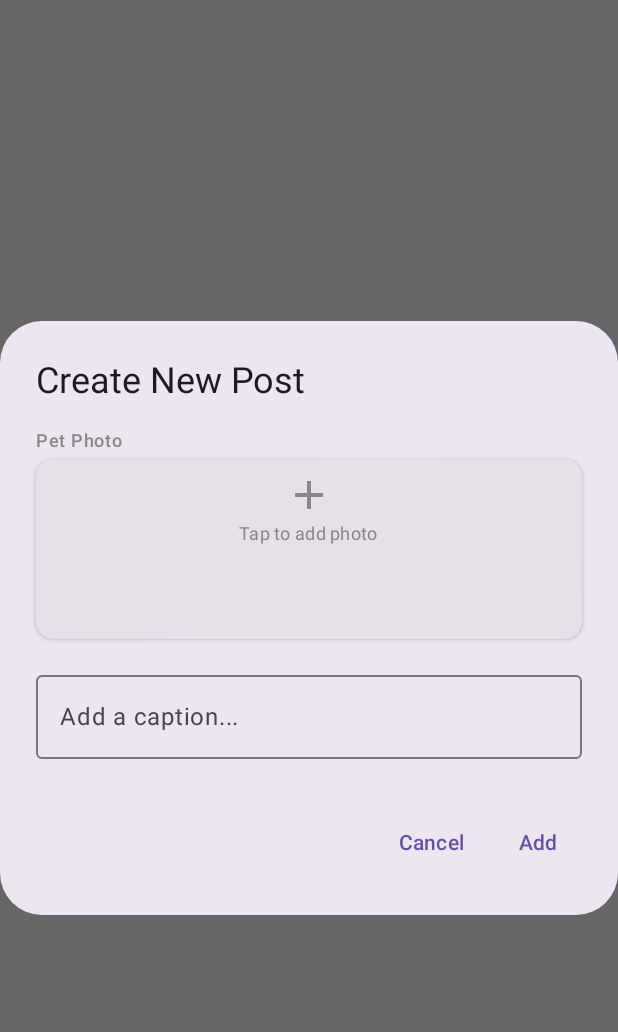
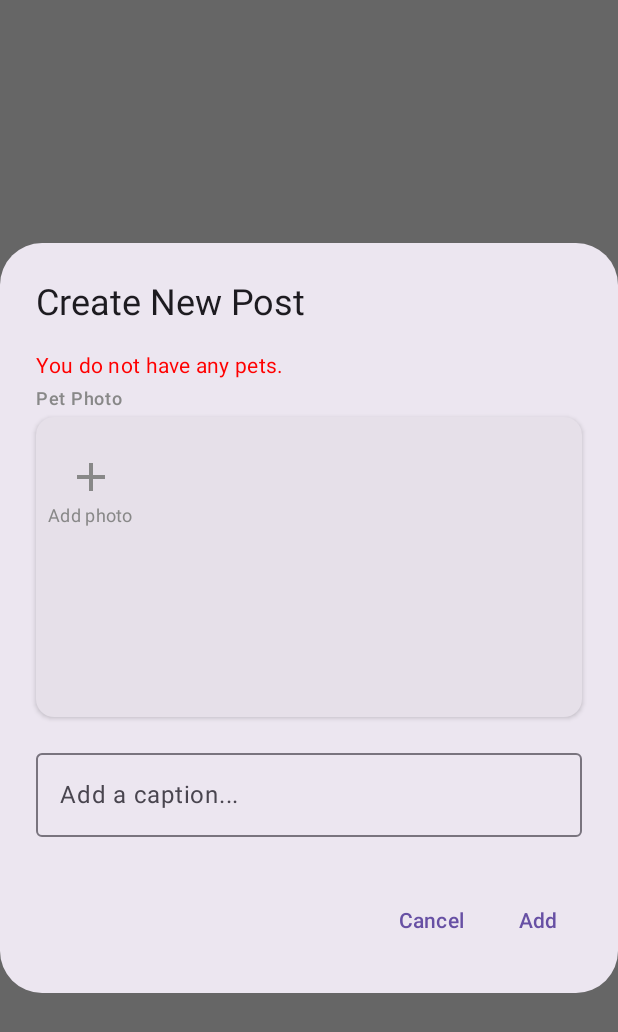
Before and after one commit to Aleck-Sun/CS446-Project, an Android app built with Jetpack Compose: the @Preview function CreatePostDialogPreview, on a phone screen of 412 x 824 dp. Shown: the top 1032 px of the screen. Run offline under Robolectric (Android 15) with nearby library versions, the phone set to English and light mode, and no system bars.

Commit message:
Functional UI for creating post

```diff
--- a/app/src/main/java/com/example/cs446/backend/data/model/Pet.kt
+++ b/app/src/main/java/com/example/cs446/backend/data/model/Pet.kt
@@ -9,7 +9,7 @@ data class Pet(
     val name: String,
     val species: Int, // TODO: This should be an enum, once we actually start working on pet logic
     val breed: String?,
-    @Json(name = "creator_id") val creatorId: UUID,
+    @Json(name = "created_by") val createdBy: UUID,
     val birthdate: Instant,
     val weight: Double,
     @Json(name = "image_url") val imageUrl: String? = null
--- a/app/src/main/java/com/example/cs446/ui/pages/main/feed/CreatePostDialog.kt
+++ b/app/src/main/java/com/example/cs446/ui/pages/main/feed/CreatePostDialog.kt
@@ -4,6 +4,7 @@ import android.net.Uri
 import androidx.activity.compose.rememberLauncherForActivityResult
 import androidx.activity.result.contract.ActivityResultContracts
 import androidx.compose.foundation.Image
+import androidx.compose.foundation.border
 import androidx.compose.foundation.clickable
 import androidx.compose.foundation.layout.Arrangement
 import androidx.compose.foundation.layout.Box
@@ -13,6 +14,9 @@ import androidx.compose.foundation.layout.fillMaxWidth
 import androidx.compose.foundation.layout.height
 import androidx.compose.foundation.layout.padding
 import androidx.compose.foundation.layout.size
+import androidx.compose.foundation.lazy.grid.GridCells
+import androidx.compose.foundation.lazy.grid.LazyVerticalGrid
+import androidx.compose.foundation.lazy.grid.itemsIndexed
 import androidx.compose.foundation.shape.RoundedCornerShape
 import androidx.compose.material.icons.Icons
 import androidx.compose.material.icons.filled.Add
@@ -26,6 +30,7 @@ import androidx.compose.material3.Text
 import androidx.compose.material3.TextButton
 import androidx.compose.runtime.Composable
 import androidx.compose.runtime.getValue
+import androidx.compose.runtime.mutableStateListOf
 import androidx.compose.runtime.mutableStateOf
 import androidx.compose.runtime.remember
 import androidx.compose.runtime.setValue
@@ -39,18 +44,21 @@ import androidx.compose.ui.tooling.preview.Preview
 import androidx.compose.ui.unit.dp
 import androidx.compose.ui.unit.sp
 import coil.compose.rememberAsyncImagePainter
+import com.example.cs446.backend.data.model.Pet
+import com.example.cs446.ui.components.feed.DropdownPetSelector
 import java.util.UUID
 
 @Composable
 fun CreatePostDialog(
+    pets: List<Pet> = emptyList<Pet>(),
     onDismiss: () -> Unit = {},
-    onPost: () -> Unit = {}
+    onPost: (String, List<Uri>) -> Unit = {_,_ -> }
 ) {
 
-    var petId by remember { mutableStateOf<UUID?>(null) }
     var currentImageIndex by remember { mutableStateOf<Int?>(null) }
-    val selectedImagesUri: MutableList<Uri> = mutableListOf()
+    val selectedImagesUri = remember { mutableStateListOf<Uri>() }
     var text by remember { mutableStateOf<String>("") }
+    var selectedPet by remember { mutableStateOf<Pet?>(null) }
 
     val context = LocalContext.current
     val imagePickerLauncher = rememberLauncherForActivityResult(
@@ -59,14 +67,14 @@ fun CreatePostDialog(
         uri?.let {
             selectedImagesUri.add(it)
         }
-        currentImageIndex = selectedImagesUri.size
+        currentImageIndex = selectedImagesUri.size-1
     }
 
     AlertDialog(
         onDismissRequest = onDismiss,
         confirmButton = {
             TextButton(onClick = {
-
+                onPost(text, selectedImagesUri)
             }) {
                 Text("Add")
             }
@@ -79,32 +87,57 @@ fun CreatePostDialog(
         title = { Text("Create New Post") },
         text = {
             Column {
+                if (pets.isEmpty()) {
+                    Text(
+                        "You do not have any pets.",
+                        color = Color.Red
+                    )
+                } else {
+                    DropdownPetSelector(
+                        pets,
+                        0
+                    ) { i -> selectedPet = pets[i]}
+                }
+                Spacer(modifier = Modifier.height(4.dp))
+
                 Text("Pet Photo", style = MaterialTheme.typography.labelMedium, color = Color.Gray)
                 Spacer(modifier = Modifier.height(4.dp))
 
                 Card(
                     modifier = Modifier
                         .fillMaxWidth()
-                        .height(120.dp)
-                        .clickable { imagePickerLauncher.launch("image/*") },
-                    elevation = CardDefaults.cardElevation(defaultElevation = 2.dp)
+                        .height(200.dp),
+                    elevation = CardDefaults.cardElevation(defaultElevation = 2.dp),
                 ) {
-                    Box(
-                        modifier = Modifier
-                            .fillMaxWidth()
-                            .padding(8.dp),
-                        contentAlignment = Alignment.Center
+                    LazyVerticalGrid(
+                        columns = GridCells.Adaptive(minSize = 64.dp)
                     ) {
-                        currentImageIndex?.let{
+                        items(selectedImagesUri.size + 1) {
+                            index ->
+                            if (index < selectedImagesUri.size)
+                            {
                                 Image(
-                                painter = rememberAsyncImagePainter(selectedImagesUri[it]),
+                                    painter = rememberAsyncImagePainter(selectedImagesUri[index]),
                                     contentDescription = "Selected pet image",
                                     modifier = Modifier
                                         .size(100.dp)
-                                    .clip(RoundedCornerShape(8.dp)),
-                                contentScale = ContentScale.Crop
+                                        .clip(RoundedCornerShape(8.dp))
+                                        .border(
+                                            width = if (index == currentImageIndex) 3.dp else 0.dp,
+                                            color = if (index == currentImageIndex) Color.Magenta else Color.Transparent,
+                                            shape = RoundedCornerShape(8.dp)
                                         )
-                        }
+                                        .clickable { currentImageIndex = index },
+                                    contentScale = ContentScale.Crop,
+                                )
+                            } else {
+                                Box(
+                                    modifier = Modifier
+                                        .size(100.dp)
+                                        .clip(RoundedCornerShape(8.dp))
+                                        .clickable { imagePickerLauncher.launch("image/*") },
+                                    contentAlignment = Alignment.Center
+                                ) {
                                     Column(
                                         horizontalAlignment = Alignment.CenterHorizontally,
                                         verticalArrangement = Arrangement.Center
@@ -115,7 +148,10 @@ fun CreatePostDialog(
                                             modifier = Modifier.size(32.dp),
                                             tint = Color.Gray
                                         )
-                            Text("Tap to add photo", color = Color.Gray, fontSize = 12.sp)
+                                        Text("Add photo", color = Color.Gray, fontSize = 12.sp)
+                                    }
+                                }
+                            }
                         }
                     }
                 }
--- a/app/src/main/java/com/example/cs446/ui/pages/main/pets/PetsScreen.kt
+++ b/app/src/main/java/com/example/cs446/ui/pages/main/pets/PetsScreen.kt
@@ -327,7 +327,7 @@ fun PetsScreen(
                     name = name,
                     species = 1,
                     breed = breed,
-                    creatorId = UUID.randomUUID(),
+                    createdBy = UUID.randomUUID(),
                     birthdate = birthdate,
                     weight = weightStr.toDoubleOrNull() ?: 0.0,
                     imageUrl = null
```
Also changed, not shown: app/src/main/java/com/example/cs446/backend/data/model/UserPetRelations.kt (added, +11 -0 lines), app/src/main/java/com/example/cs446/backend/data/repository/PetRepository.kt (+35 -1 lines), app/src/main/java/com/example/cs446/backend/data/repository/Serializer.kt (+19 -0 lines), app/src/main/java/com/example/cs446/ui/components/feed/DropdownPetSelector.kt (added, +55 -0 lines), app/src/main/java/com/example/cs446/ui/pages/main/feed/FeedScreen.kt (+9 -2 lines), app/src/main/java/com/example/cs446/view/social/FeedViewModel.kt (+14 -0 lines), app/src/main/java/com/example/cs446/backend/data/model/Permissions.kt (line endings or trailing spaces). Lines whose indentation alone changed are shown as unchanged.
